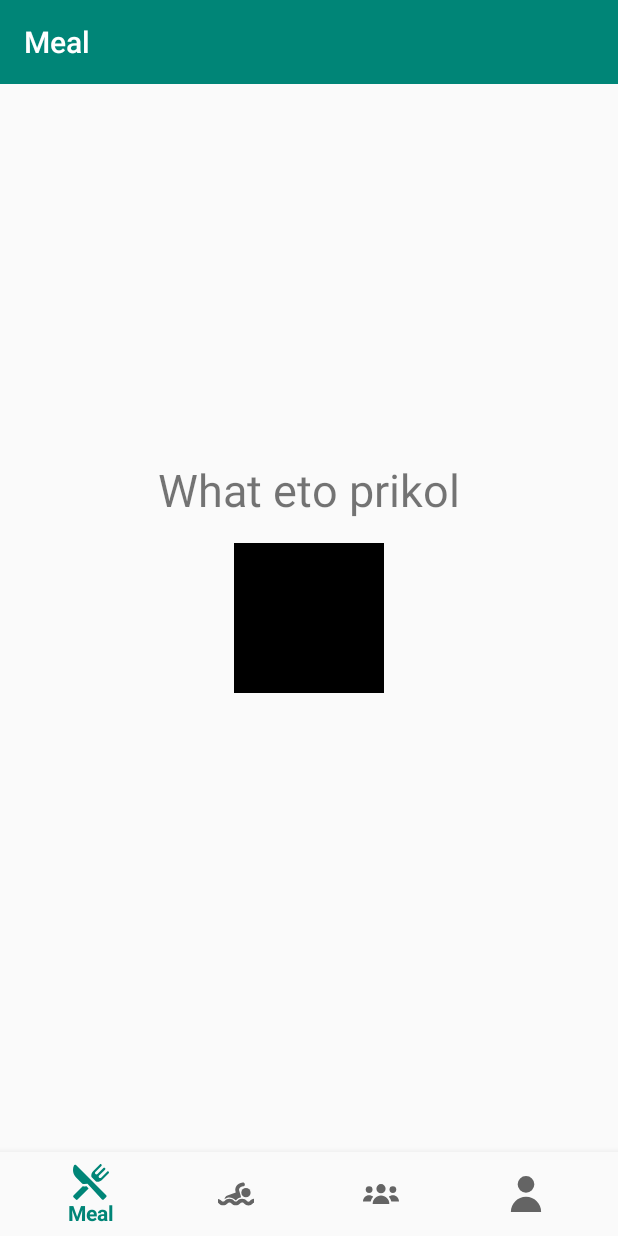
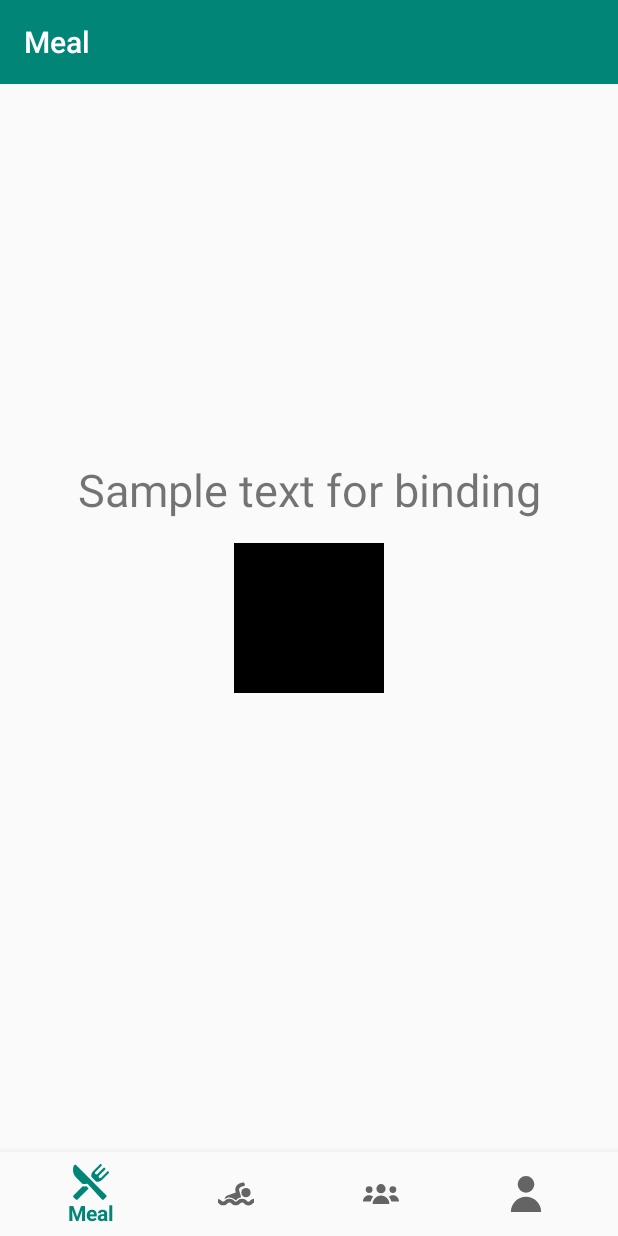
Before and after one commit to eltehass/PumpYourself, an Android app: the screen it shows after launch (MainActivity), on a phone screen of 412 x 824 dp. Run offline under Robolectric (Android 15) with nearby library versions, the phone set to English and light mode, and no system bars; our stand-ins replace data binding.

Commit message:
implemented data binding into project, and moved all controllers and layouts to this functionality

```diff
--- a/app/build.gradle
+++ b/app/build.gradle
@@ -20,6 +20,10 @@ android {
             proguardFiles getDefaultProguardFile('proguard-android.txt'), 'proguard-rules.pro'
         }
     }
+
+    dataBinding {
+        enabled = true
+    }
 }
 
 dependencies {
--- a/app/src/main/java/leo/com/pumpyourself/controllers/BaseController.kt
+++ b/app/src/main/java/leo/com/pumpyourself/controllers/BaseController.kt
@@ -1,5 +1,7 @@
 package leo.com.pumpyourself.controllers
 
+import android.databinding.DataBindingUtil
+import android.databinding.ViewDataBinding
 import android.os.Bundle
 import android.support.v4.app.Fragment
 import android.view.LayoutInflater
@@ -7,7 +9,9 @@ import android.view.View
 import android.view.ViewGroup
 import leo.com.pumpyourself.MainActivity
 
-abstract class BaseController : Fragment() {
+abstract class BaseController<LayoutClassBinding : ViewDataBinding> : Fragment() {
+
+  lateinit var mainActivity: MainActivity
 
   companion object {
     const val TAB_MEAL = "tab_meal"
@@ -17,17 +21,22 @@ abstract class BaseController : Fragment() {
   }
 
   override fun onCreateView(inflater: LayoutInflater, container: ViewGroup?, savedInstanceState: Bundle?): View? {
-    return inflater.inflate(getLayoutId(), container, false)
+    val binding: LayoutClassBinding = DataBindingUtil.inflate(inflater, getLayoutId(), container, false)
+    setDataForView(binding)
+    return binding.root
   }
 
   override fun onActivityCreated(savedInstanceState: Bundle?) {
     super.onActivityCreated(savedInstanceState)
-    (activity as MainActivity).updateToolbarTitle(getTitle())
+    mainActivity = activity as MainActivity
+    mainActivity.updateToolbarTitle(getTitle())
   }
 
   fun show(stackTab: String, fragment: Fragment) {
-    (activity as MainActivity).pushFragments(stackTab, fragment, true)
+    mainActivity.pushFragments(stackTab, fragment, true)
   }
+
+  abstract fun setDataForView(binding: LayoutClassBinding)
 
   abstract fun getLayoutId(): Int
 
--- a/app/src/main/java/leo/com/pumpyourself/controllers/groups/GroupsController.kt
+++ b/app/src/main/java/leo/com/pumpyourself/controllers/groups/GroupsController.kt
@@ -2,11 +2,14 @@ package leo.com.pumpyourself.controllers.groups
 
 import leo.com.pumpyourself.R
 import leo.com.pumpyourself.controllers.BaseController
+import leo.com.pumpyourself.databinding.LayoutGroupsBinding
 
-class GroupsController : BaseController() {
+class GroupsController : BaseController<LayoutGroupsBinding>() {
 
   override fun getLayoutId(): Int = R.layout.layout_groups
 
   override fun getTitle(): String = "Groups"
 
+  override fun setDataForView(binding: LayoutGroupsBinding) { binding.controller = this }
+
 }
--- a/app/src/main/java/leo/com/pumpyourself/controllers/meal/MealController.kt
+++ b/app/src/main/java/leo/com/pumpyourself/controllers/meal/MealController.kt
@@ -4,8 +4,11 @@ import android.os.Bundle
 import android.view.View
 import leo.com.pumpyourself.R
 import leo.com.pumpyourself.controllers.BaseController
+import leo.com.pumpyourself.databinding.LayoutMealBinding
 
-class MealController : BaseController() {
+class MealController : BaseController<LayoutMealBinding>() {
+
+  val titleText = "Sample text for binding"
 
   override fun onViewCreated(view: View, savedInstanceState: Bundle?) {
     super.onViewCreated(view, savedInstanceState)
@@ -16,4 +19,6 @@ class MealController : BaseController() {
 
   override fun getTitle(): String = "Meal"
 
+  override fun setDataForView(binding: LayoutMealBinding) { binding.controller = this }
+
 }
--- a/app/src/main/java/leo/com/pumpyourself/controllers/meal/MealDeep1Controller.kt
+++ b/app/src/main/java/leo/com/pumpyourself/controllers/meal/MealDeep1Controller.kt
@@ -4,8 +4,9 @@ import android.os.Bundle
 import android.view.View
 import leo.com.pumpyourself.R
 import leo.com.pumpyourself.controllers.BaseController
+import leo.com.pumpyourself.databinding.LayoutMealDeep1Binding
 
-class MealDeep1Controller : BaseController() {
+class MealDeep1Controller : BaseController<LayoutMealDeep1Binding>() {
 
   override fun onViewCreated(view: View, savedInstanceState: Bundle?) {
     super.onViewCreated(view, savedInstanceState)
@@ -16,4 +17,6 @@ class MealDeep1Controller : BaseController() {
 
   override fun getTitle(): String = "MealDeep1"
 
+  override fun setDataForView(binding: LayoutMealDeep1Binding) { binding.controller = this }
+
 }
--- a/app/src/main/java/leo/com/pumpyourself/controllers/meal/MealDeep2Controller.kt
+++ b/app/src/main/java/leo/com/pumpyourself/controllers/meal/MealDeep2Controller.kt
@@ -2,11 +2,14 @@ package leo.com.pumpyourself.controllers.meal
 
 import leo.com.pumpyourself.R
 import leo.com.pumpyourself.controllers.BaseController
+import leo.com.pumpyourself.databinding.LayoutMealDeep2Binding
 
-class MealDeep2Controller : BaseController() {
+class MealDeep2Controller : BaseController<LayoutMealDeep2Binding>() {
 
   override fun getLayoutId(): Int = R.layout.layout_meal_deep2
 
   override fun getTitle(): String = "MealDeep2"
 
+  override fun setDataForView(binding: LayoutMealDeep2Binding) { binding.controller = this }
+
 }
--- a/app/src/main/java/leo/com/pumpyourself/controllers/profile/ProfileController.kt
+++ b/app/src/main/java/leo/com/pumpyourself/controllers/profile/ProfileController.kt
@@ -2,11 +2,14 @@ package leo.com.pumpyourself.controllers.profile
 
 import leo.com.pumpyourself.R
 import leo.com.pumpyourself.controllers.BaseController
+import leo.com.pumpyourself.databinding.LayoutProfileBinding
 
-class ProfileController : BaseController() {
+class ProfileController : BaseController<LayoutProfileBinding>() {
 
   override fun getLayoutId(): Int = R.layout.layout_profile
 
   override fun getTitle(): String = "Profile"
 
+  override fun setDataForView(binding: LayoutProfileBinding) { binding.controller = this }
+
 }
--- a/app/src/main/java/leo/com/pumpyourself/controllers/trainings/TrainingsController.kt
+++ b/app/src/main/java/leo/com/pumpyourself/controllers/trainings/TrainingsController.kt
@@ -4,8 +4,9 @@ import android.os.Bundle
 import android.view.View
 import leo.com.pumpyourself.R
 import leo.com.pumpyourself.controllers.BaseController
+import leo.com.pumpyourself.databinding.LayoutTrainingsBinding
 
-class TrainingsController : BaseController() {
+class  TrainingsController : BaseController<LayoutTrainingsBinding>() {
 
   override fun onViewCreated(view: View, savedInstanceState: Bundle?) {
     super.onViewCreated(view, savedInstanceState)
@@ -16,4 +17,6 @@ class TrainingsController : BaseController() {
 
   override fun getTitle(): String = "Trainings"
 
+  override fun setDataForView(binding: LayoutTrainingsBinding) { binding.controller = this }
+
 }
--- a/app/src/main/java/leo/com/pumpyourself/controllers/trainings/TrainingsDeep1Controller.kt
+++ b/app/src/main/java/leo/com/pumpyourself/controllers/trainings/TrainingsDeep1Controller.kt
@@ -2,11 +2,14 @@ package leo.com.pumpyourself.controllers.trainings
 
 import leo.com.pumpyourself.R
 import leo.com.pumpyourself.controllers.BaseController
+import leo.com.pumpyourself.databinding.LayoutTrainingsDeep1Binding
 
-class TrainingsDeep1Controller : BaseController() {
+class TrainingsDeep1Controller : BaseController<LayoutTrainingsDeep1Binding>() {
 
   override fun getLayoutId(): Int = R.layout.layout_trainings_deep1
 
   override fun getTitle(): String = "TrainingsDeep1"
 
+  override fun setDataForView(binding: LayoutTrainingsDeep1Binding) { binding.controller = this }
+
 }
--- a/app/src/main/res/layout/layout_meal.xml
+++ b/app/src/main/res/layout/layout_meal.xml
@@ -1,8 +1,20 @@
 <?xml version="1.0" encoding="utf-8"?>
-<android.support.constraint.ConstraintLayout
+<layout
     xmlns:android="http://schemas.android.com/apk/res/android"
     xmlns:app="http://schemas.android.com/apk/res-auto"
     xmlns:tools="http://schemas.android.com/tools"
+    >
+
+  <data>
+
+    <variable
+        name="controller"
+        type="leo.com.pumpyourself.controllers.meal.MealController"
+        />
+
+  </data>
+
+  <android.support.constraint.ConstraintLayout
       android:layout_width="match_parent"
       android:layout_height="match_parent"
       >
@@ -22,7 +34,8 @@
         android:layout_width="wrap_content"
         android:layout_height="wrap_content"
         android:layout_marginBottom="15dp"
-      android:text="What eto prikol"
+        android:text="@{controller.titleText}"
+        tools:text="What eto prikol!"
         android:textSize="30sp"
         app:layout_constraintBottom_toTopOf="@+id/imageView"
         app:layout_constraintEnd_toEndOf="parent"
@@ -30,3 +43,5 @@
         />
 
   </android.support.constraint.ConstraintLayout>
+
+</layout>
--- a/gradle.properties
+++ b/gradle.properties
@@ -13,3 +13,4 @@ org.gradle.jvmargs=-Xmx1536m
 # org.gradle.parallel=true
 # Kotlin code style for this project: "official" or "obsolete":
 kotlin.code.style=official
+android.databinding.enableV2=true
```
Also changed, not shown: app/src/main/java/leo/com/pumpyourself/MainActivity.kt (+14 -2 lines), app/src/main/res/layout/layout_groups.xml (+15 -2 lines), app/src/main/res/layout/layout_meal_deep1.xml (+15 -2 lines), app/src/main/res/layout/layout_meal_deep2.xml (+15 -2 lines), app/src/main/res/layout/layout_profile.xml (+15 -2 lines), app/src/main/res/layout/layout_trainings.xml (+15 -2 lines), app/src/main/res/layout/layout_trainings_deep1.xml (+15 -2 lines). Lines whose indentation alone changed are shown as unchanged.
